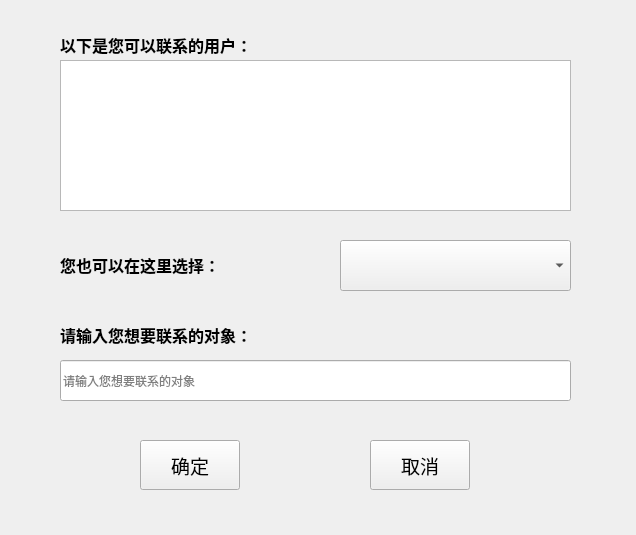
Gray7118/SMS-Smart_Medical_System, file medical_client/selectreceiver.ui: the form before one commit.
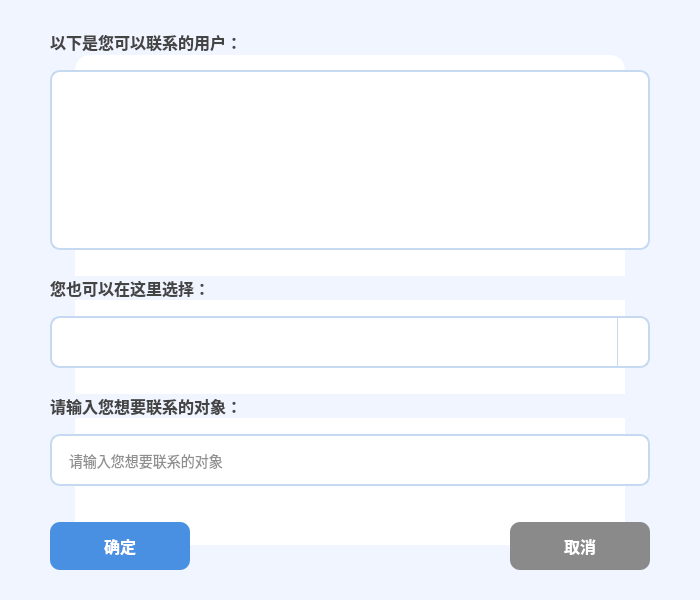
The form after the commit.

Diff of the .ui file:
```diff
--- a/medical_client/selectreceiver.ui
+++ b/medical_client/selectreceiver.ui
@@ -6,164 +6,293 @@
    <rect>
     <x>0</x>
     <y>0</y>
-    <width>636</width>
-    <height>535</height>
+    <width>700</width>
+    <height>600</height>
    </rect>
   </property>
+  <property name="minimumSize">
+   <size>
+    <width>700</width>
+    <height>600</height>
+   </size>
+  </property>
   <property name="windowTitle">
    <string>Form</string>
   </property>
-  <widget class="QTextEdit" name="receiverTextEdit">
+  <property name="styleSheet">
+   <string notr="true">/* 主窗口样式 */
+QWidget {
+    background-color: #f0f5ff;
+    font-family: 'Microsoft YaHei';
+}
+
+/* 容器样式 */
+#mainContainer {
+    background-color: white;
+    border-radius: 15px;
+    padding: 25px;
+    margin: 25px;
+    box-shadow: 0 6px 12px rgba(0,0,0,0.12);
+}
+
+/* 标签样式 */
+QLabel {
+    font-size: 16px;
+    color: #444444;
+    font-weight: bold;
+}
+
+/* 文本编辑框样式 */
+QTextEdit {
+    background-color: white;
+    border: 2px solid #c5d9f1;
+    border-radius: 10px;
+    padding: 15px;
+    font-size: 14px;
+    color: #333333;
+}
+
+/* 输入框样式 */
+QLineEdit {
+    border: 2px solid #c5d9f1;
+    border-radius: 10px;
+    padding: 15px;
+    font-size: 14px;
+    color: #222222;
+    background-color: white;
+}
+
+QLineEdit:focus {
+    border: 2px solid #4a90e2;
+}
+
+/* 下拉框样式 */
+QComboBox {
+    border: 2px solid #c5d9f1;
+    border-radius: 10px;
+    padding: 15px;
+    font-size: 14px;
+    color: #222222;
+    background-color: white;
+}
+
+QComboBox:focus {
+    border: 2px solid #4a90e2;
+}
+
+QComboBox::drop-down {
+    subcontrol-origin: padding;
+    subcontrol-position: top right;
+    width: 30px;
+    border-left-width: 1px;
+    border-left-color: #c5d9f1;
+    border-left-style: solid;
+    border-top-right-radius: 10px;
+    border-bottom-right-radius: 10px;
+}
+
+/* 按钮通用样式 */
+QPushButton {
+    border: none;
+    border-radius: 10px;
+    padding: 12px 20px;
+    font-size: 16px;
+    font-weight: bold;
+    min-width: 100px;
+}
+
+/* 确定按钮样式 */
+#confirmButton {
+    background-color: #4a90e2;
+    color: white;
+}
+
+#confirmButton:hover {
+    background-color: #3a7bc8;
+}
+
+#confirmButton:pressed {
+    background-color: #2c6bb6;
+}
+
+/* 取消按钮样式 */
+#quitButton {
+    background-color: #8a8a8a;
+    color: white;
+}
+
+#quitButton:hover {
+    background-color: #7a7a8a;
+}</string>
+  </property>
+  <widget class="QWidget" name="mainContainer" native="true">
    <property name="geometry">
     <rect>
-     <x>60</x>
-     <y>60</y>
-     <width>511</width>
-     <height>151</height>
-    </rect>
-   </property>
-  </widget>
-  <widget class="QLabel" name="Label1">
-   <property name="geometry">
-    <rect>
-     <x>60</x>
+     <x>50</x>
      <y>30</y>
-     <width>501</width>
-     <height>31</height>
+     <width>600</width>
+     <height>540</height>
     </rect>
    </property>
-   <property name="font">
-    <font>
-     <family>微软雅黑</family>
-     <pointsize>12</pointsize>
-    </font>
-   </property>
-   <property name="text">
-    <string>&lt;html&gt;&lt;head/&gt;&lt;body&gt;&lt;p&gt;&lt;span style=&quot; font-weight:600;&quot;&gt;以下是您可以联系的用户：&lt;/span&gt;&lt;/p&gt;&lt;/body&gt;&lt;/html&gt;</string>
-   </property>
-  </widget>
-  <widget class="QLabel" name="Label2">
-   <property name="geometry">
-    <rect>
-     <x>60</x>
-     <y>320</y>
-     <width>411</width>
-     <height>31</height>
-    </rect>
-   </property>
-   <property name="font">
-    <font>
-     <family>微软雅黑</family>
-     <pointsize>12</pointsize>
-    </font>
-   </property>
-   <property name="text">
-    <string>&lt;html&gt;&lt;head/&gt;&lt;body&gt;&lt;p&gt;&lt;span style=&quot; font-weight:600;&quot;&gt;请输入您想要联系的对象：&lt;/span&gt;&lt;/p&gt;&lt;/body&gt;&lt;/html&gt;</string>
-   </property>
-  </widget>
-  <widget class="QLineEdit" name="msgLineEdit">
-   <property name="geometry">
-    <rect>
-     <x>60</x>
-     <y>360</y>
-     <width>511</width>
-     <height>41</height>
-    </rect>
-   </property>
-   <property name="placeholderText">
-    <string>请输入您想要联系的对象</string>
-   </property>
-  </widget>
-  <widget class="QPushButton" name="confirmButton">
-   <property name="geometry">
-    <rect>
-     <x>140</x>
-     <y>440</y>
-     <width>100</width>
-     <height>50</height>
-    </rect>
-   </property>
-   <property name="minimumSize">
-    <size>
-     <width>100</width>
-     <height>50</height>
-    </size>
-   </property>
-   <property name="maximumSize">
-    <size>
-     <width>100</width>
-     <height>50</height>
-    </size>
-   </property>
-   <property name="font">
-    <font>
-     <family>微软雅黑</family>
-     <pointsize>14</pointsize>
-    </font>
-   </property>
-   <property name="text">
-    <string>确定</string>
-   </property>
-  </widget>
-  <widget class="QPushButton" name="quitButton">
-   <property name="geometry">
-    <rect>
-     <x>370</x>
-     <y>440</y>
-     <width>100</width>
-     <height>50</height>
-    </rect>
-   </property>
-   <property name="minimumSize">
-    <size>
-     <width>100</width>
-     <height>50</height>
-    </size>
-   </property>
-   <property name="maximumSize">
-    <size>
-     <width>100</width>
-     <height>50</height>
-    </size>
-   </property>
-   <property name="font">
-    <font>
-     <family>微软雅黑</family>
-     <pointsize>14</pointsize>
-    </font>
-   </property>
-   <property name="text">
-    <string>取消</string>
-   </property>
-  </widget>
-  <widget class="QComboBox" name="receiverComboBox">
-   <property name="geometry">
-    <rect>
-     <x>340</x>
-     <y>240</y>
-     <width>231</width>
-     <height>51</height>
-    </rect>
-   </property>
-  </widget>
-  <widget class="QLabel" name="Label1_2">
-   <property name="geometry">
-    <rect>
-     <x>60</x>
-     <y>250</y>
-     <width>311</width>
-     <height>31</height>
-    </rect>
-   </property>
-   <property name="font">
-    <font>
-     <family>微软雅黑</family>
-     <pointsize>12</pointsize>
-    </font>
-   </property>
-   <property name="text">
-    <string>&lt;html&gt;&lt;head/&gt;&lt;body&gt;&lt;p&gt;&lt;span style=&quot; font-weight:600;&quot;&gt;您也可以在这里选择：&lt;/span&gt;&lt;/p&gt;&lt;/body&gt;&lt;/html&gt;</string>
-   </property>
+   <layout class="QVBoxLayout" name="verticalLayout">
+    <item>
+     <widget class="QLabel" name="Label1">
+      <property name="text">
+       <string>以下是您可以联系的用户：</string>
+      </property>
+     </widget>
+    </item>
+    <item>
+     <spacer name="verticalSpacer_1">
+      <property name="orientation">
+       <enum>Qt::Vertical</enum>
+      </property>
+      <property name="sizeHint" stdset="0">
+       <size>
+        <width>20</width>
+        <height>10</height>
+       </size>
+      </property>
+     </spacer>
+    </item>
+    <item>
+     <widget class="QTextEdit" name="receiverTextEdit">
+      <property name="sizePolicy">
+       <sizepolicy hsizetype="Expanding" vsizetype="Expanding">
+        <horstretch>0</horstretch>
+        <verstretch>1</verstretch>
+       </sizepolicy>
+      </property>
+     </widget>
+    </item>
+    <item>
+     <spacer name="verticalSpacer_2">
+      <property name="orientation">
+       <enum>Qt::Vertical</enum>
+      </property>
+      <property name="sizeHint" stdset="0">
+       <size>
+        <width>20</width>
+        <height>20</height>
+       </size>
+      </property>
+     </spacer>
+    </item>
+    <item>
+     <widget class="QLabel" name="Label1_2">
+      <property name="text">
+       <string>您也可以在这里选择：</string>
+      </property>
+     </widget>
+    </item>
+    <item>
+     <spacer name="verticalSpacer_3">
+      <property name="orientation">
+       <enum>Qt::Vertical</enum>
+      </property>
+      <property name="sizeHint" stdset="0">
+       <size>
+        <width>20</width>
+        <height>10</height>
+       </size>
+      </property>
+     </spacer>
+    </item>
+    <item>
+     <widget class="QComboBox" name="receiverComboBox">
+      <property name="sizePolicy">
+       <sizepolicy hsizetype="Expanding" vsizetype="Fixed">
+        <horstretch>0</horstretch>
+        <verstretch>0</verstretch>
+       </sizepolicy>
+      </property>
+     </widget>
+    </item>
+    <item>
+     <spacer name="verticalSpacer_4">
+      <property name="orientation">
+       <enum>Qt::Vertical</enum>
+      </property>
+      <property name="sizeHint" stdset="0">
+       <size>
+        <width>20</width>
+        <height>20</height>
+       </size>
+      </property>
+     </spacer>
+    </item>
+    <item>
+     <widget class="QLabel" name="Label2">
+      <property name="text">
+       <string>请输入您想要联系的对象：</string>
+      </property>
+     </widget>
+    </item>
+    <item>
+     <spacer name="verticalSpacer_5">
+      <property name="orientation">
+       <enum>Qt::Vertical</enum>
+      </property>
+      <property name="sizeHint" stdset="0">
+       <size>
+        <width>20</width>
+        <height>10</height>
+       </size>
+      </property>
+     </spacer>
+    </item>
+    <item>
+     <widget class="QLineEdit" name="msgLineEdit">
+      <property name="placeholderText">
+       <string>请输入您想要联系的对象</string>
+      </property>
+     </widget>
+    </item>
+    <item>
+     <spacer name="verticalSpacer_6">
+      <property name="orientation">
+       <enum>Qt::Vertical</enum>
+      </property>
+      <property name="sizeHint" stdset="0">
+       <size>
+        <width>20</width>
+        <height>30</height>
+       </size>
+      </property>
+     </spacer>
+    </item>
+    <item>
+     <layout class="QHBoxLayout" name="buttonLayout">
+      <item>
+       <widget class="QPushButton" name="confirmButton">
+        <property name="text">
+         <string>确定</string>
+        </property>
+       </widget>
+      </item>
+      <item>
+       <spacer name="horizontalSpacer">
+        <property name="orientation">
+         <enum>Qt::Horizontal</enum>
+        </property>
+        <property name="sizeHint" stdset="0">
+         <size>
+          <width>40</width>
+          <height>20</height>
+         </size>
+        </property>
+       </spacer>
+      </item>
+      <item>
+       <widget class="QPushButton" name="quitButton">
+        <property name="text">
+         <string>取消</string>
+        </property>
+       </widget>
+      </item>
+     </layout>
+    </item>
+   </layout>
   </widget>
  </widget>
  <resources/>
```
Left out of the diff: 2 changed lines with no effect on the pictures.
